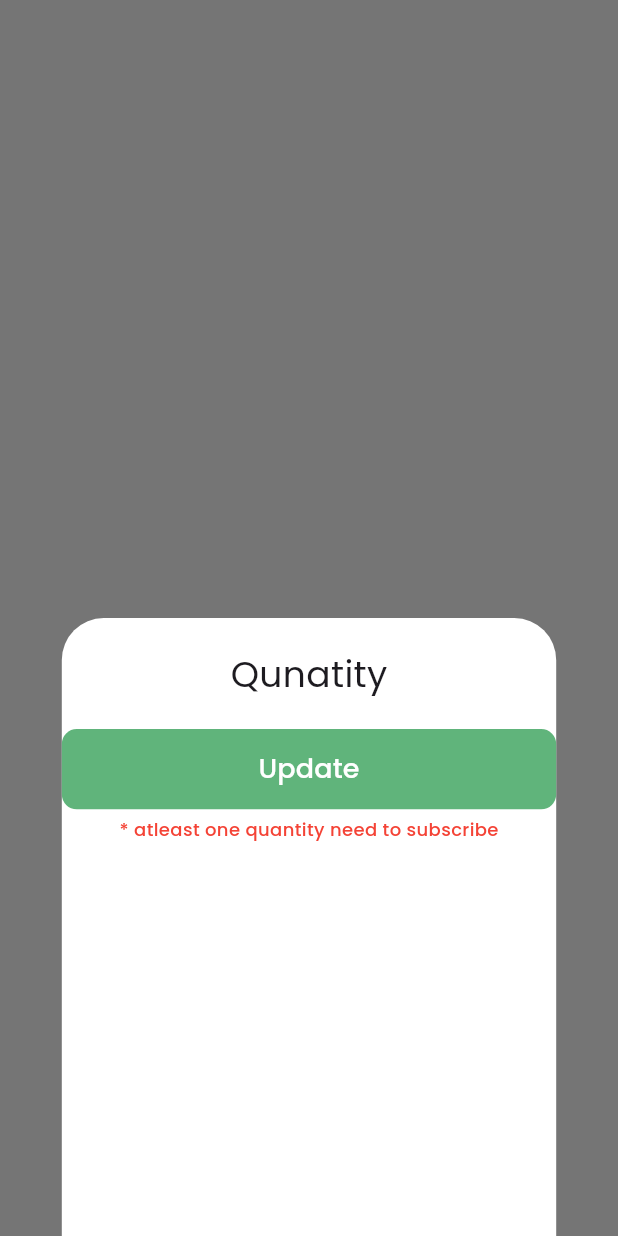
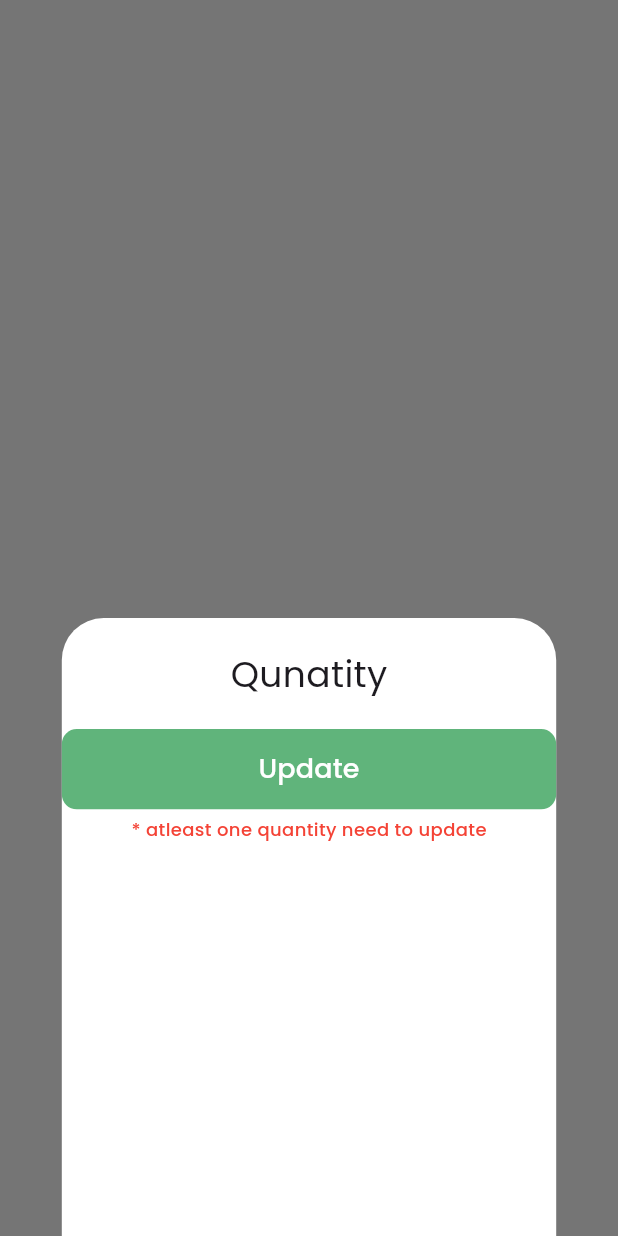
Before and after one commit to Karthikn-n/pasumai, a Flutter app: what weekDayChange() shows on an empty page, opened directly with empty values, after a tap on "Update", on a phone screen of 412 x 824 dp. Run offline on Flutter 3.47's test engine with Material 3 defaults, Android fonts, the light colour scheme and no system bars; our stand-ins replace cached_network_image, connectivity_plus, device_info_plus, firebase_analytics, firebase_core, flutter_cache_manager and 7 more; missing offline and left inert: encrypt; accounts and stored records are empty; generated files the repository leaves out were written again; network calls fail; statements that could not run were skipped.

Commit message:
Details added

```diff
--- a/lib/providers/profile_provider.dart
+++ b/lib/providers/profile_provider.dart
@@ -382,6 +382,7 @@ class ProfileProvider extends ChangeNotifier{
       final results = decodedResponse["results"];
       vacations.clear();
       if (decodedResponse["message"] == "No Vacation") {
+      vacations.clear();
         throw Exception(decodedResponse["message"]);
         // notifyListeners();
       }
@@ -623,7 +624,7 @@ class ProfileProvider extends ChangeNotifier{
               color: Colors.white,
               borderRadius: BorderRadius.circular(10),
             ),
-            height: 180,
+            height: 195,
             child: Column(
               children: [
                 const Padding(
--- a/lib/screens/sub-screens/address_selection_screen.dart
+++ b/lib/screens/sub-screens/address_selection_screen.dart
@@ -51,6 +51,7 @@ class _AddressSelectionScreenState extends State<AddressSelectionScreen> {
       backgroundColor: Colors.white,
       appBar: AppBarWidget(
         title: 'Addresses',
+        needBack: true,
         onBack: () => Navigator.pop(context),
       ),
       body: Consumer<AddressProvider>(
--- a/lib/screens/sub-screens/profile/edit_subscription.dart
+++ b/lib/screens/sub-screens/profile/edit_subscription.dart
@@ -211,6 +211,9 @@ void everyDayChange(BuildContext context, ActiveSubscriptionModel edit, Size siz
                               quantityNeeded = true;
                             });
                           }else{
+                            sheetState((){
+                              quantityNeeded = false;
+                            });
                             await provider.editSubscription(context, size, editEveryDayData);
                           }
                         }
@@ -223,7 +226,7 @@ void everyDayChange(BuildContext context, ActiveSubscriptionModel edit, Size siz
                       children: [
                         SizedBox(height: 5,),
                         AppTextWidget(
-                          text: "* atleast one quantity need to subscribe",
+                          text: "* atleast one quantity need to update",
                           fontWeight: FontWeight.w500,
                           fontColor: Colors.red,
                           fontSize: 12,
@@ -503,7 +506,7 @@ void weekDayChange(BuildContext context, ActiveSubscriptionModel edit, Size size
                         children: [
                           SizedBox(height: 5,),
                           AppTextWidget(
-                            text: "* atleast one quantity need to subscribe",
+                            text: "* atleast one quantity need to update",
                             fontWeight: FontWeight.w500,
                             fontColor: Colors.red,
                             fontSize: 12,
@@ -790,7 +793,7 @@ void customChange(BuildContext context, ActiveSubscriptionModel edit, Size size)
                         children: [
                           SizedBox(height: 5,),
                           AppTextWidget(
-                            text: "* atleast one quantity need to subscribe",
+                            text: "* atleast one quantity need to update",
                             fontWeight: FontWeight.w500,
                             fontColor: Colors.red,
                             fontSize: 12,
--- a/lib/widgets/profile_screen_widgets/order_detail_widget.dart
+++ b/lib/widgets/profile_screen_widgets/order_detail_widget.dart
@@ -67,7 +67,7 @@ class OrderDetailWidget extends StatelessWidget {
                           children: [
                             SizedBox(
                               width: size.width *0.33,
-                              child: const AppTextWidget(text: 'Quantity', fontSize: 14, fontWeight: FontWeight.w500)
+                              child: const AppTextWidget(text: 'Products', fontSize: 14, fontWeight: FontWeight.w500)
                             ),
                             AppTextWidget(text: '${orderDetail.quantity}', fontSize: 12, fontWeight: FontWeight.w400),
                           ],
```
Also changed, not shown: lib/providers/vacation_provider.dart (+7 -0 lines), lib/widgets/profile_screen_widgets/vacation_list_widget.dart (+12 -6 lines).
